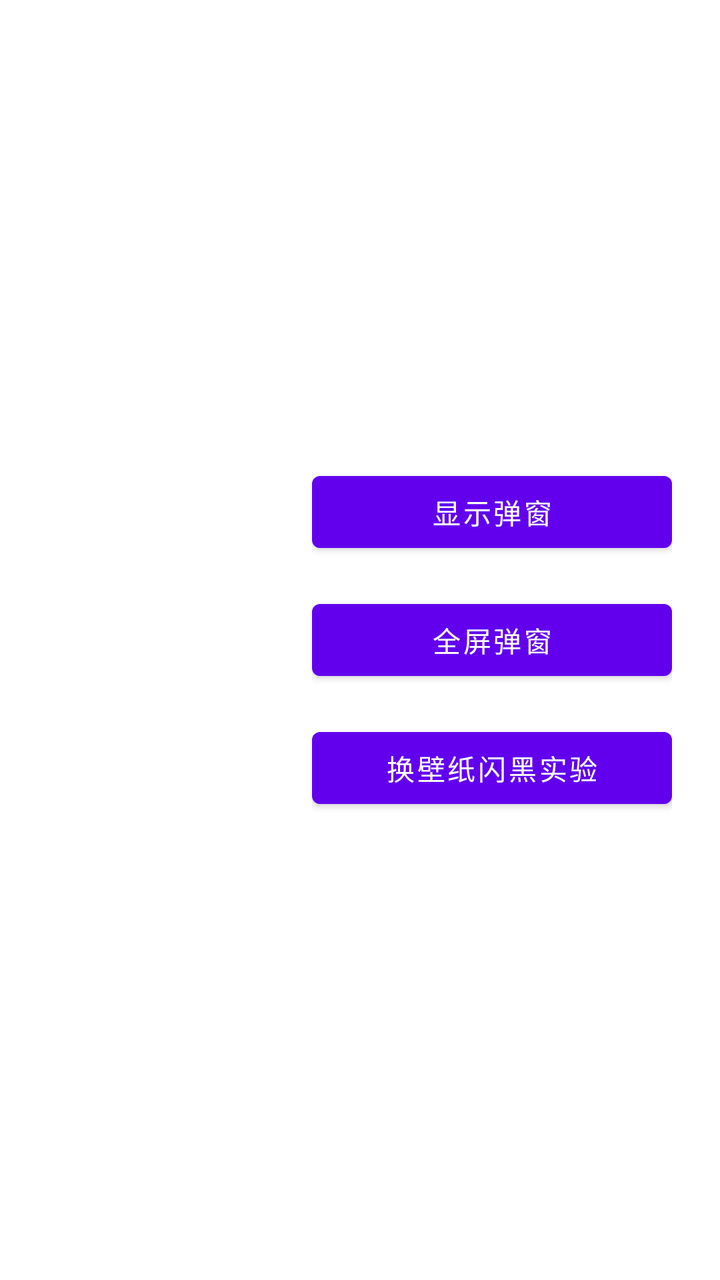
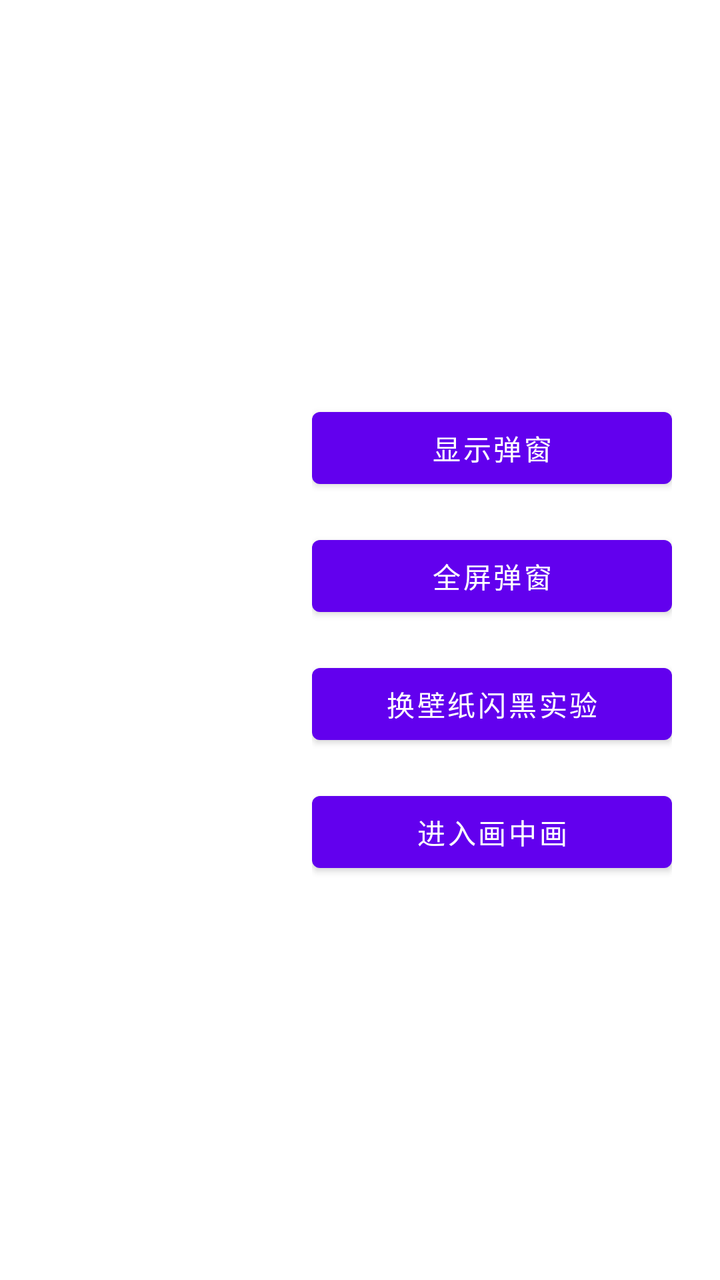

Two renders of the same Android screen: before a commit and after it. Below are the layout's source before the change and the commit's diff.
<!-- AndroidManifest.xml: activity theme Theme.FramworkContent.WindowDemo.Translucent -->
<!-- res/layout/activity_window_demo.xml -->
<?xml version="1.0" encoding="utf-8"?>
<FrameLayout xmlns:android="http://schemas.android.com/apk/res/android"
    xmlns:tools="http://schemas.android.com/tools"
    android:id="@+id/root"
    android:layout_width="match_parent"
    android:layout_height="match_parent"
    android:background="@android:color/transparent"
    tools:ignore="Overdraw,MergeRootFrame">

    
    <LinearLayout
        android:id="@+id/btn_bar"
        android:layout_width="wrap_content"
        android:layout_height="wrap_content"
        android:layout_gravity="end|center_vertical"
        android:orientation="vertical"
        android:paddingEnd="24dp"
        android:paddingStart="0dp"
        tools:ignore="UselessParent">

        <com.google.android.material.button.MaterialButton
            android:id="@+id/btn_show_popup"
            android:layout_width="180dp"
            android:layout_height="wrap_content"
            android:text="@string/show_popup" />

        <com.google.android.material.button.MaterialButton
            android:id="@+id/btn_show_fullscreen"
            android:layout_width="180dp"
            android:layout_height="wrap_content"
            android:layout_marginTop="16dp"
            android:text="@string/show_fullscreen_popup" />

        
        <com.google.android.material.button.MaterialButton
            android:id="@+id/btn_transparent_wallpaper"
            android:layout_width="180dp"
            android:layout_height="wrap_content"
            android:layout_marginTop="16dp"
            android:text="@string/transparent_bg_wallpaper" />
    </LinearLayout>
</FrameLayout>
<!-- resources referenced by this layout -->
<resources>
  <string name="show_fullscreen_popup">全屏弹窗</string>
  <string name="show_popup">显示弹窗</string>
  <string name="transparent_bg_wallpaper">换壁纸闪黑实验</string>
  <style name="Theme.FramworkContent.WindowDemo.Translucent">
          <item name="android:windowIsTranslucent">true</item>
          <item name="android:windowBackground">@android:color/transparent</item>
          <item name="android:windowNoTitle">true</item>
          <item name="android:background">@android:color/transparent</item>
          <item name="android:windowContentOverlay">@null</item>
      </style>
</resources>

<!-- the commit's change to res/layout/activity_window_demo.xml (unified diff, before → after) -->
@@ -6,6 +6,20 @@
     android:layout_height="match_parent"
     android:background="@android:color/transparent"
     tools:ignore="Overdraw,MergeRootFrame">
+
+    
+    <TextView
+        android:id="@+id/tv_pip_hint"
+        android:layout_width="wrap_content"
+        android:layout_height="wrap_content"
+        android:layout_gravity="center"
+        android:padding="12dp"
+        android:text="@string/pip_running"
+        android:textColor="#FFFFFFFF"
+        android:textSize="18sp"
+        android:visibility="gone"
+        tools:ignore="UnusedIds"
+        tools:visibility="visible" />
 
     
     <LinearLayout
@@ -38,5 +52,13 @@
             android:layout_height="wrap_content"
             android:layout_marginTop="16dp"
             android:text="@string/transparent_bg_wallpaper" />
+
+        
+        <com.google.android.material.button.MaterialButton
+            android:id="@+id/btn_pip"
+            android:layout_width="180dp"
+            android:layout_height="wrap_content"
+            android:layout_marginTop="16dp"
+            android:text="@string/enter_pip" />
     </LinearLayout>
 </FrameLayout>
<!-- resource entries referenced after the edit -->
@@ -1,5 +1,7 @@
 <!-- resources referenced by this layout -->
 <resources>
+  <string name="enter_pip">进入画中画</string>
+  <string name="pip_running">画中画 · PiP 16:9</string>
   <string name="show_fullscreen_popup">全屏弹窗</string>
   <string name="show_popup">显示弹窗</string>
   <string name="transparent_bg_wallpaper">换壁纸闪黑实验</string>
